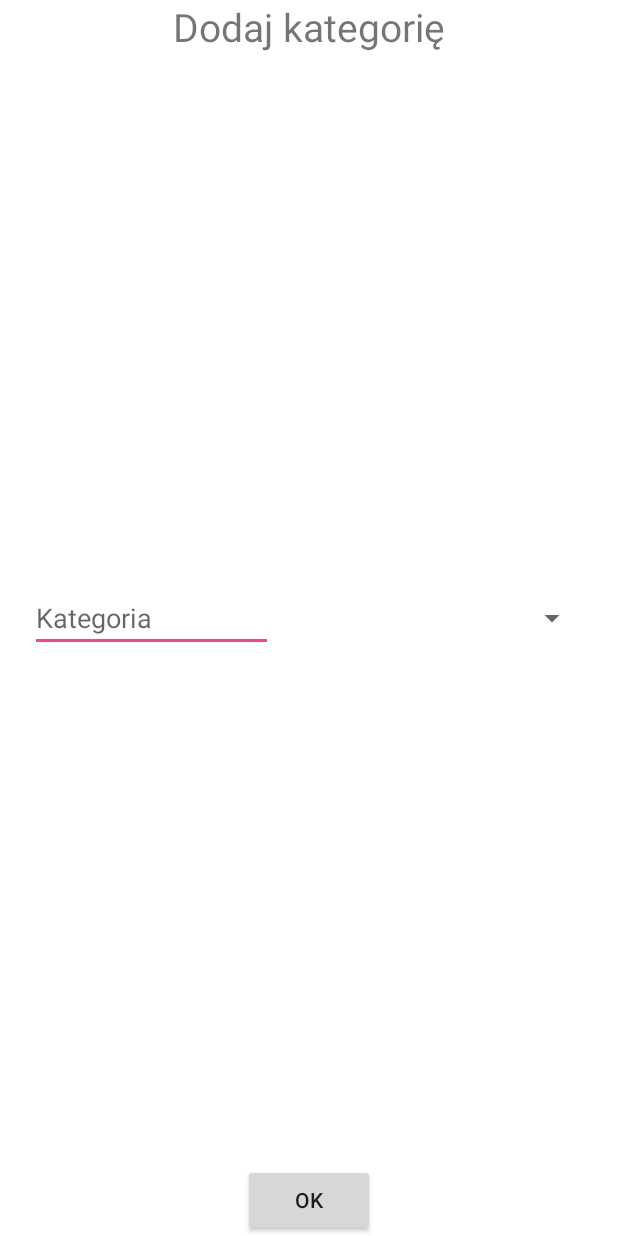
After one commit to gubi95/BillsManagementApp, an Android app: the layout bill_edit_category.xml on its own in the app's theme, with its tools: preview values and no code run, on a phone screen of 412 x 824 dp. The commit adds this screen. Run offline under Robolectric (Android 15) with nearby library versions, the phone set to English and light mode, and no system bars.

Commit message:
add category view

```diff
--- /dev/null
+++ b/BillsManagement/app/src/main/res/layout/bill_edit_category.xml
@@ -0,0 +1,49 @@
+<?xml version="1.0" encoding="utf-8"?>
+<RelativeLayout xmlns:android="http://schemas.android.com/apk/res/android"
+    android:id="@+id/editCategoryLayout"
+    android:orientation="vertical" android:layout_width="match_parent"
+    android:layout_height="match_parent"
+    android:background="#FFFFFF">
+
+    <TextView
+        android:layout_width="match_parent"
+        android:layout_height="wrap_content"
+        android:text="@string/add_category_title"
+        android:textAlignment="center"
+        android:textSize="26sp"
+        android:layout_alignParentTop="true"
+        android:layout_marginBottom="10dp"/>
+
+    <LinearLayout
+        android:layout_centerHorizontal="true"
+        android:layout_centerVertical="true"
+        android:layout_width="match_parent"
+        android:layout_height="wrap_content"
+        android:padding="20dp">
+
+        <EditText
+            android:id="@+id/categoryName"
+            android:layout_width="0dp"
+            android:layout_height="wrap_content"
+            android:layout_weight="1"
+            android:hint="@string/category"/>
+
+        <Spinner
+            android:id="@+id/categoryIcon"
+            android:layout_width="wrap_content"
+            android:layout_height="wrap_content"
+            android:layout_weight="1"
+            android:layout_gravity="center_vertical"/>
+
+    </LinearLayout>
+
+    <Button
+        android:id="@+id/addCategory"
+        android:layout_alignParentBottom="true"
+        android:layout_width="wrap_content"
+        android:layout_height="wrap_content"
+        android:text="@string/ok"
+        android:layout_centerHorizontal="true"
+        android:layout_marginTop="20dp"/>
+
+</RelativeLayout>
--- a/BillsManagement/app/src/main/res/values/strings.xml
+++ b/BillsManagement/app/src/main/res/values/strings.xml
@@ -40,6 +40,7 @@
     </string>
     <string name="assembly_finals_progress_title">Edycja</string>
     <string name="assembly_finals_progress_message">Zapisywanie...</string>
+    <string name="add_category_title">Dodaj kategorię</string>
     <string-array name="add_options">
         <item>Dodaj kategorię</item>
         <item>Dodaj produkt</item>
```
Also changed, not shown: BillsManagement/app/src/main/java/pwr/billsmanagement/bills/edition/EditBillActivity.java (+55 -14 lines), BillsManagement/app/src/main/java/pwr/billsmanagement/bills/edition/categories/CategoryAddView.java (added, +51 -0 lines).
